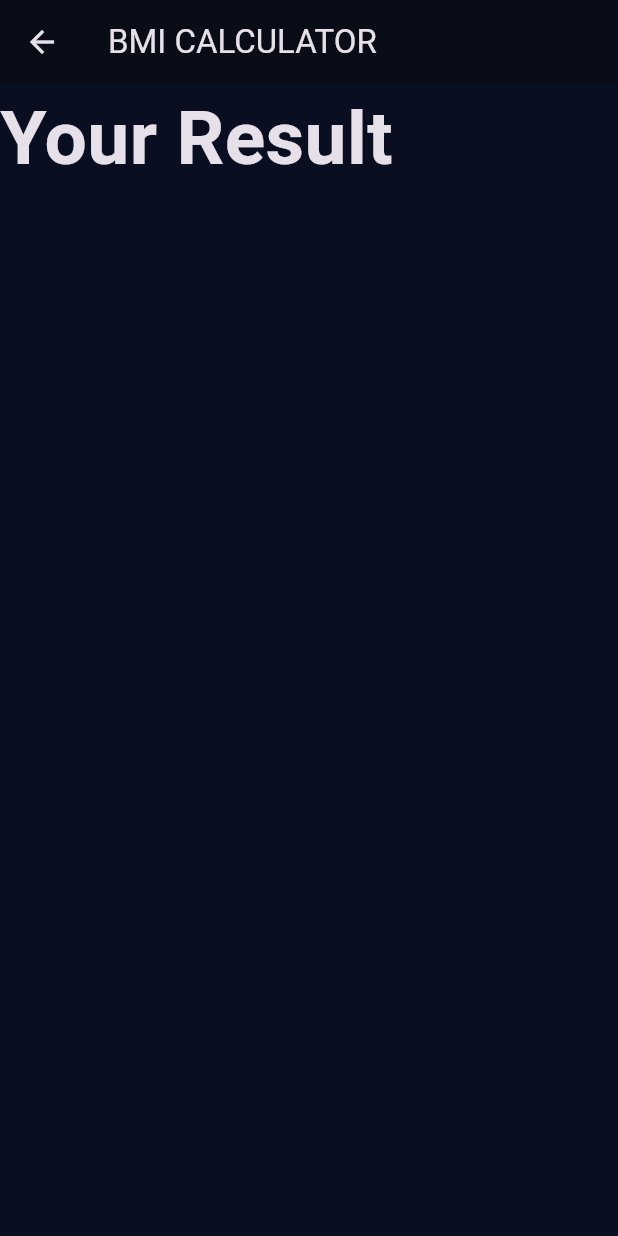
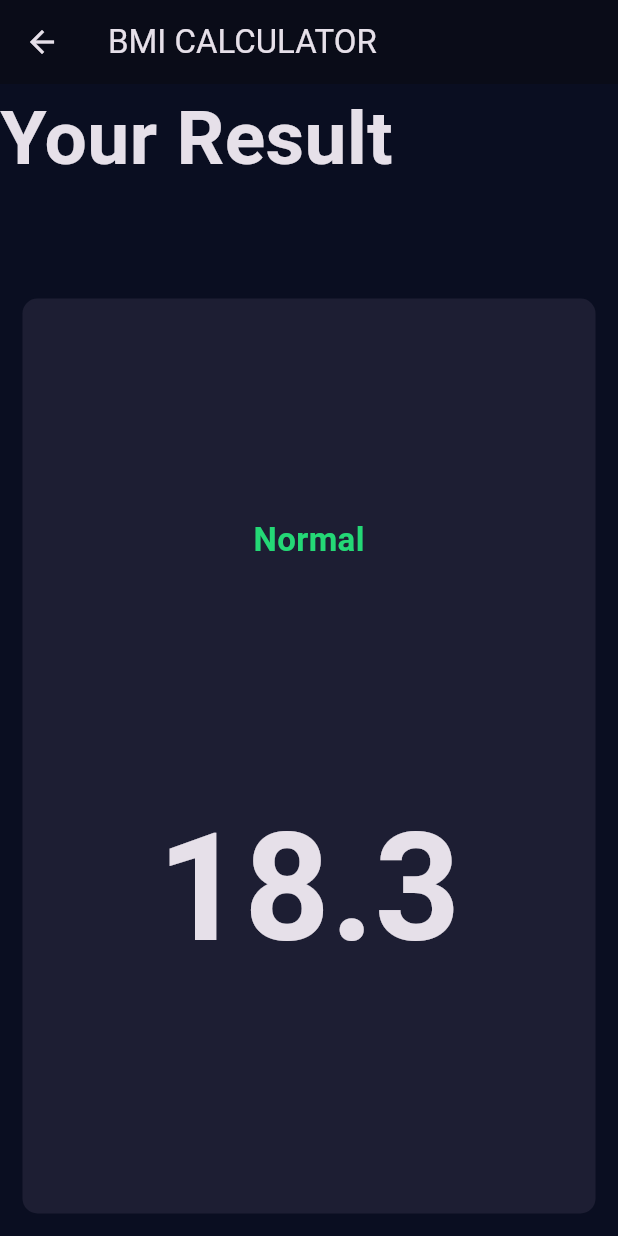
Before and after one commit to keshav1023/BMI_Calc-Flutter, a Flutter app: the ResultsPage screen opened directly, on a phone screen of 412 x 824 dp. Run offline on Flutter 3.47's test engine with Material 3 defaults, Android fonts, the phone set to English and light mode, and no system bars; our stand-ins replace font_awesome_flutter.

Commit message:
info added and styled to the result card

```diff
--- a/lib/results_page.dart
+++ b/lib/results_page.dart
@@ -1,5 +1,6 @@
+import 'package:flutter/material.dart';
 import 'constants.dart';
-import 'package:flutter/material.dart';
+import 'reusable_card.dart';
 
 class ResultsPage extends StatelessWidget {
   @override
@@ -10,6 +11,7 @@ class ResultsPage extends StatelessWidget {
       ),
       body: Column(
         mainAxisAlignment: MainAxisAlignment.spaceEvenly,
+        crossAxisAlignment: CrossAxisAlignment.stretch,
         children: <Widget>[
           Expanded(
             child: Container(
@@ -19,6 +21,26 @@ class ResultsPage extends StatelessWidget {
               ),
             ),
           ),
+          Expanded(
+            flex: 5,
+            child: ReusableCard(
+              colour: kActiveCardColour,
+              cardChild: Column(
+                mainAxisAlignment: MainAxisAlignment.spaceEvenly,
+                crossAxisAlignment: CrossAxisAlignment.center,
+                children: <Widget>[
+                  Text(
+                    'Normal',
+                    style: kResultTextStyle,
+                  ),
+                  Text(
+                    '18.3',
+                    style: kBMITextStyle,
+                  ),
+                ],
+              ),
+            ),
+          ),
         ],
       ),
     );
```
